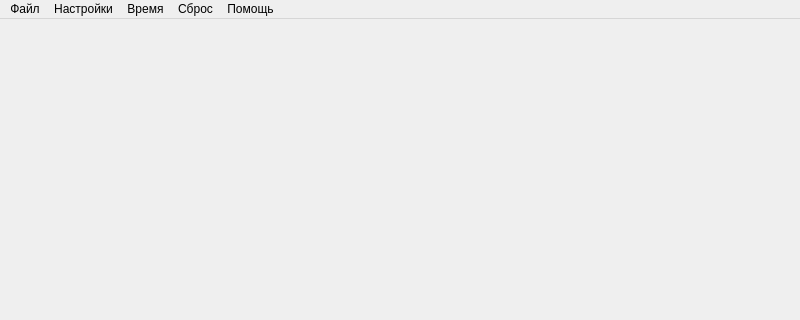
zak2791/Tabloh2H, file mainwindow.ui: the form before one commit; both pictures show x 0 to 800 and y 0 to 320 of the 800 by 600 pixel window.
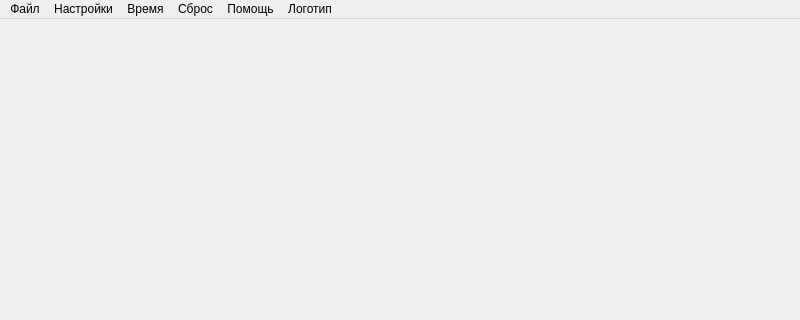
The form after the commit. Icons and pictures are not drawn.

Commit message: add select logo

What changed in the file:
```diff
--- a/mainwindow.ui
+++ b/mainwindow.ui
@@ -20,7 +20,7 @@
      <x>0</x>
      <y>0</y>
      <width>800</width>
-     <height>21</height>
+     <height>26</height>
     </rect>
    </property>
    <widget class="QMenu" name="mFile">
@@ -62,11 +62,19 @@
     </property>
     <addaction name="actSbros"/>
    </widget>
+   <widget class="QMenu" name="mLogo">
+    <property name="title">
+     <string>Логотип</string>
+    </property>
+    <addaction name="logoRus"/>
+    <addaction name="logoEng"/>
+   </widget>
    <addaction name="mFile"/>
    <addaction name="settings"/>
    <addaction name="time"/>
    <addaction name="mSbros"/>
    <addaction name="help"/>
+   <addaction name="mLogo"/>
   </widget>
   <widget class="QStatusBar" name="statusbar"/>
   <action name="openFile">
```
Left out of the diff: 31 changed lines with no effect on the pictures. The commit also changes 13 other files.
